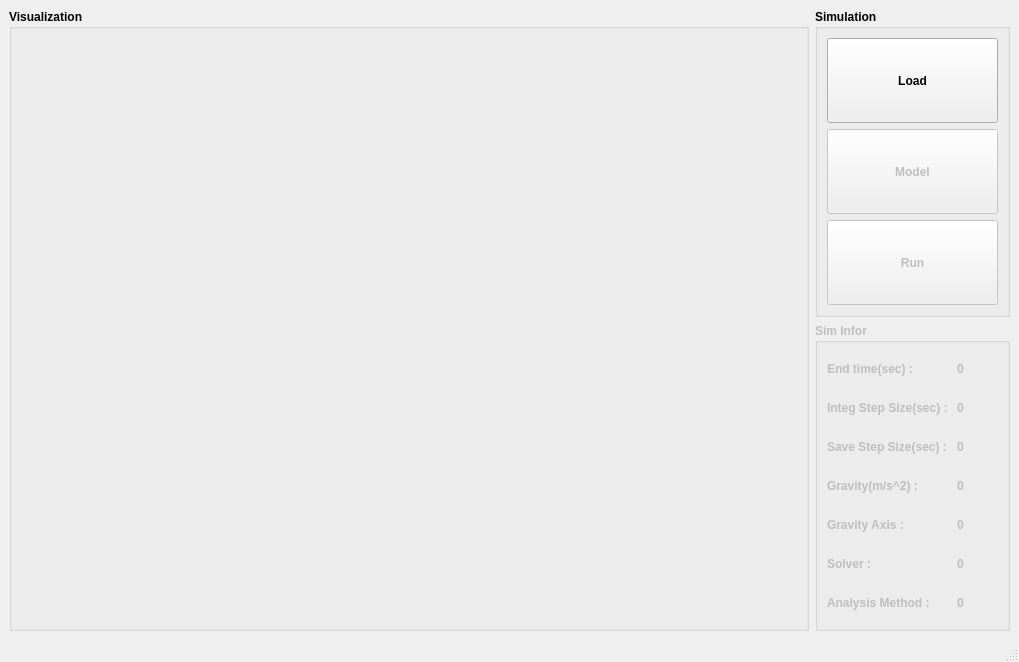
Before: the Qt Designer form crabster_visual/ui/mainwindow.ui in hajunsong/crabster_simulator, drawn with Qt 5.
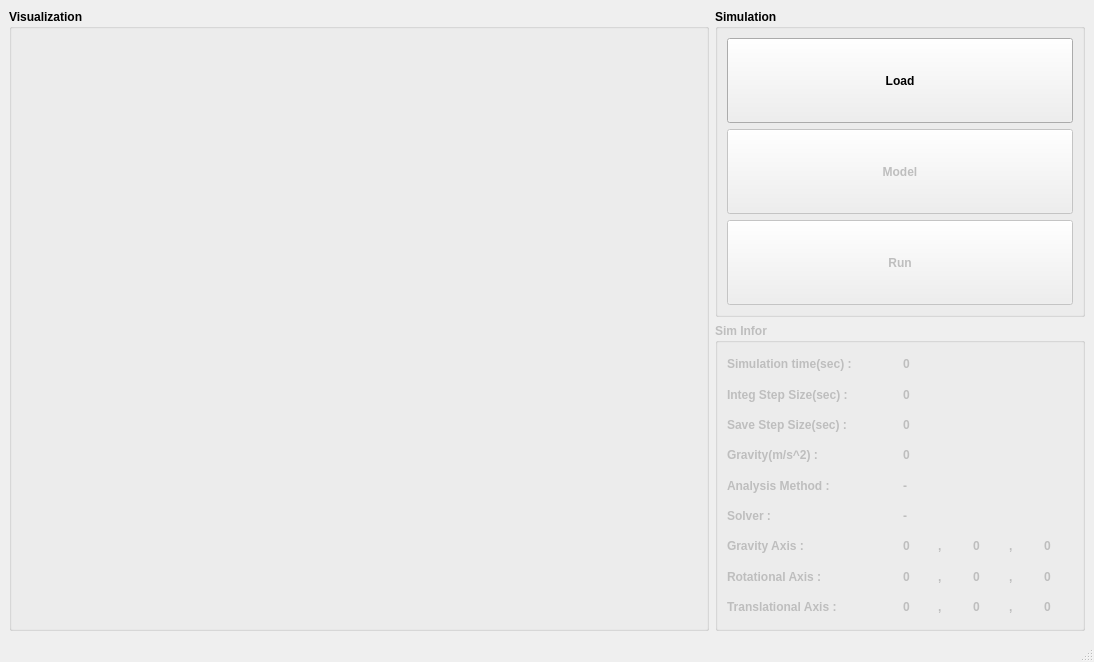
After: the same form once the commit is applied.

Commit message: simulation action client ... move ing

Patch:
```diff
--- a/crabster_visual/ui/mainwindow.ui
+++ b/crabster_visual/ui/mainwindow.ui
@@ -6,7 +6,7 @@
 			<rect>
 				<x>0</x>
 				<y>0</y>
-				<width>1019</width>
+    <width>1094</width>
 				<height>662</height>
 			</rect>
 		</property>
@@ -19,7 +19,7 @@
 					<widget class="QGroupBox" name="groupBox_4">
 						<property name="minimumSize">
 							<size>
-								<width>800</width>
+        <width>700</width>
 								<height>600</height>
 							</size>
 						</property>
@@ -115,65 +115,12 @@
 							<string>Sim Infor</string>
 						</property>
 						<layout class="QGridLayout" name="gridLayout_3">
-							<item row="0" column="1">
-								<layout class="QVBoxLayout" name="verticalLayout_2">
-									<item>
-										<widget class="QLabel" name="txtEndTime">
-											<property name="text">
-												<string>0</string>
-											</property>
-										</widget>
-									</item>
-									<item>
-										<widget class="QLabel" name="txtIntegStepSize">
-											<property name="text">
-												<string>0</string>
-											</property>
-										</widget>
-									</item>
-									<item>
-										<widget class="QLabel" name="txtSaveStepSize">
-											<property name="text">
-												<string>0</string>
-											</property>
-										</widget>
-									</item>
-									<item>
-										<widget class="QLabel" name="txtGravity">
-											<property name="text">
-												<string>0</string>
-											</property>
-										</widget>
-									</item>
-									<item>
-										<widget class="QLabel" name="txtGravityAxis">
-											<property name="text">
-												<string>0</string>
-											</property>
-										</widget>
-									</item>
-									<item>
-										<widget class="QLabel" name="txtSolver">
-											<property name="text">
-												<string>0</string>
-											</property>
-										</widget>
-									</item>
-									<item>
-										<widget class="QLabel" name="txtAnalysisMethod">
-											<property name="text">
-												<string>0</string>
-											</property>
-										</widget>
-									</item>
-								</layout>
-							</item>
 							<item row="0" column="0">
 								<layout class="QVBoxLayout" name="verticalLayout">
 									<item>
 										<widget class="QLabel" name="label">
 											<property name="text">
-												<string>End time(sec) : </string>
+            <string>Simulation time(sec) : </string>
 											</property>
 										</widget>
 									</item>
@@ -198,20 +145,6 @@
 											</property>
 										</widget>
 									</item>
-									<item>
-										<widget class="QLabel" name="label_5">
-											<property name="text">
-												<string>Gravity Axis : </string>
-											</property>
-										</widget>
-									</item>
-									<item>
-										<widget class="QLabel" name="label_6">
-											<property name="text">
-												<string>Solver : </string>
-											</property>
-										</widget>
-									</item>
 									<item>
 										<widget class="QLabel" name="label_7">
 											<property name="text">
@@ -219,6 +152,197 @@
 											</property>
 										</widget>
 									</item>
+         <item>
+          <widget class="QLabel" name="label_6">
+           <property name="text">
+            <string>Solver : </string>
+           </property>
+          </widget>
+         </item>
+         <item>
+          <widget class="QLabel" name="label_5">
+           <property name="text">
+            <string>Gravity Axis : </string>
+           </property>
+          </widget>
+         </item>
+         <item>
+          <widget class="QLabel" name="label_10">
+           <property name="text">
+            <string>Rotational Axis : </string>
+           </property>
+          </widget>
+         </item>
+         <item>
+          <widget class="QLabel" name="label_11">
+           <property name="text">
+            <string>Translational Axis : </string>
+           </property>
+          </widget>
+         </item>
+        </layout>
+       </item>
+       <item row="0" column="1">
+        <layout class="QVBoxLayout" name="verticalLayout_2">
+         <item>
+          <widget class="QLabel" name="txtEndTime">
+           <property name="text">
+            <string>0</string>
+           </property>
+          </widget>
+         </item>
+         <item>
+          <widget class="QLabel" name="txtIntegStepSize">
+           <property name="text">
+            <string>0</string>
+           </property>
+          </widget>
+         </item>
+         <item>
+          <widget class="QLabel" name="txtSaveStepSize">
+           <property name="text">
+            <string>0</string>
+           </property>
+          </widget>
+         </item>
+         <item>
+          <widget class="QLabel" name="txtGravity">
+           <property name="text">
+            <string>0</string>
+           </property>
+          </widget>
+         </item>
+         <item>
+          <widget class="QLabel" name="txtAnalysisMethod">
+           <property name="text">
+            <string>-</string>
+           </property>
+          </widget>
+         </item>
+         <item>
+          <widget class="QLabel" name="txtSolver">
+           <property name="text">
+            <string>-</string>
+           </property>
+          </widget>
+         </item>
+         <item>
+          <layout class="QHBoxLayout" name="horizontalLayout">
+           <item>
+            <widget class="QLabel" name="txtGravityAxisX">
+             <property name="text">
+              <string>0</string>
+             </property>
+            </widget>
+           </item>
+           <item>
+            <widget class="QLabel" name="label_8">
+             <property name="text">
+              <string>,</string>
+             </property>
+            </widget>
+           </item>
+           <item>
+            <widget class="QLabel" name="txtGravityAxisY">
+             <property name="text">
+              <string>0</string>
+             </property>
+            </widget>
+           </item>
+           <item>
+            <widget class="QLabel" name="label_9">
+             <property name="text">
+              <string>,</string>
+             </property>
+            </widget>
+           </item>
+           <item>
+            <widget class="QLabel" name="txtGravityAxisZ">
+             <property name="text">
+              <string>0</string>
+             </property>
+            </widget>
+           </item>
+          </layout>
+         </item>
+         <item>
+          <layout class="QHBoxLayout" name="horizontalLayout_2">
+           <item>
+            <widget class="QLabel" name="txtRotationalAxisX">
+             <property name="text">
+              <string>0</string>
+             </property>
+            </widget>
+           </item>
+           <item>
+            <widget class="QLabel" name="label_12">
+             <property name="text">
+              <string>,</string>
+             </property>
+            </widget>
+           </item>
+           <item>
+            <widget class="QLabel" name="txtRotationalAxisY">
+             <property name="text">
+              <string>0</string>
+             </property>
+            </widget>
+           </item>
+           <item>
+            <widget class="QLabel" name="label_13">
+             <property name="text">
+              <string>,</string>
+             </property>
+            </widget>
+           </item>
+           <item>
+            <widget class="QLabel" name="txtRotationalAxisZ">
+             <property name="text">
+              <string>0</string>
+             </property>
+            </widget>
+           </item>
+          </layout>
+         </item>
+         <item>
+          <layout class="QHBoxLayout" name="horizontalLayout_3">
+           <item>
+            <widget class="QLabel" name="txtTranslationalAxisX">
+             <property name="text">
+              <string>0</string>
+             </property>
+            </widget>
+           </item>
+           <item>
+            <widget class="QLabel" name="label_14">
+             <property name="text">
+              <string>,</string>
+             </property>
+            </widget>
+           </item>
+           <item>
+            <widget class="QLabel" name="txtTranslationalAxisY">
+             <property name="text">
+              <string>0</string>
+             </property>
+            </widget>
+           </item>
+           <item>
+            <widget class="QLabel" name="label_15">
+             <property name="text">
+              <string>,</string>
+             </property>
+            </widget>
+           </item>
+           <item>
+            <widget class="QLabel" name="txtTranslationalAxisZ">
+             <property name="text">
+              <string>0</string>
+             </property>
+            </widget>
+           </item>
+          </layout>
+         </item>
 								</layout>
 							</item>
 						</layout>
```
Left out of the diff: 12 changed lines with no effect on the pictures. Lines whose indentation alone changed are shown as unchanged. The commit also changes 45 other files.
